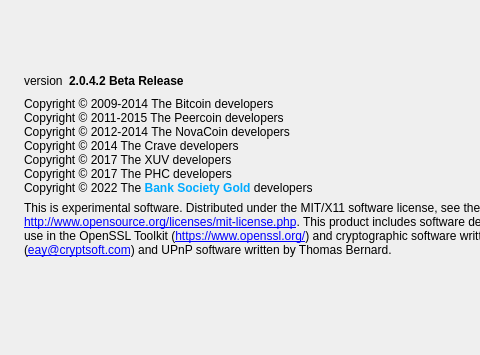
Before: the Qt Designer form src/qt/forms/aboutdialog.ui in SCL-BSG/Bank-Society-Gold, drawn with Qt 5; both pictures show x 0 to 480 and y 0 to 355 of the 686 by 355 pixel window.
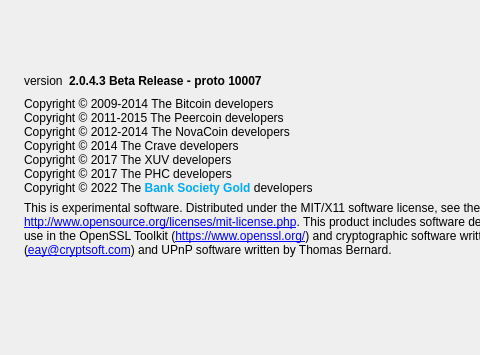
After: the same form once the commit is applied. Icons and pictures are not drawn.

Commit message:
BSG-182 Stake fix
Update version for wallets to 2.0.4.3

Patch:
```diff
--- a/src/qt/forms/aboutdialog.ui
+++ b/src/qt/forms/aboutdialog.ui
@@ -66,7 +66,7 @@
           <cursorShape>IBeamCursor</cursorShape>
          </property>
          <property name="text">
-          <string notr="true">&lt;html&gt;&lt;head/&gt;&lt;body&gt;&lt;p&gt;&lt;span style=&quot; font-weight:600;&quot;&gt;2.0.4.2 Beta Release&lt;/span&gt;&lt;/p&gt;&lt;/body&gt;&lt;/html&gt;</string>
+          <string notr="true">&lt;html&gt;&lt;head/&gt;&lt;body&gt;&lt;p&gt;&lt;span style=&quot; font-weight:600;&quot;&gt;2.0.4.3 Beta Release - proto 10007&lt;/span&gt;&lt;/p&gt;&lt;/body&gt;&lt;/html&gt;</string>
          </property>
          <property name="textInteractionFlags">
           <set>Qt::LinksAccessibleByMouse|Qt::TextSelectableByKeyboard|Qt::TextSelectableByMouse</set>
```
The commit also changes 1 other file.
